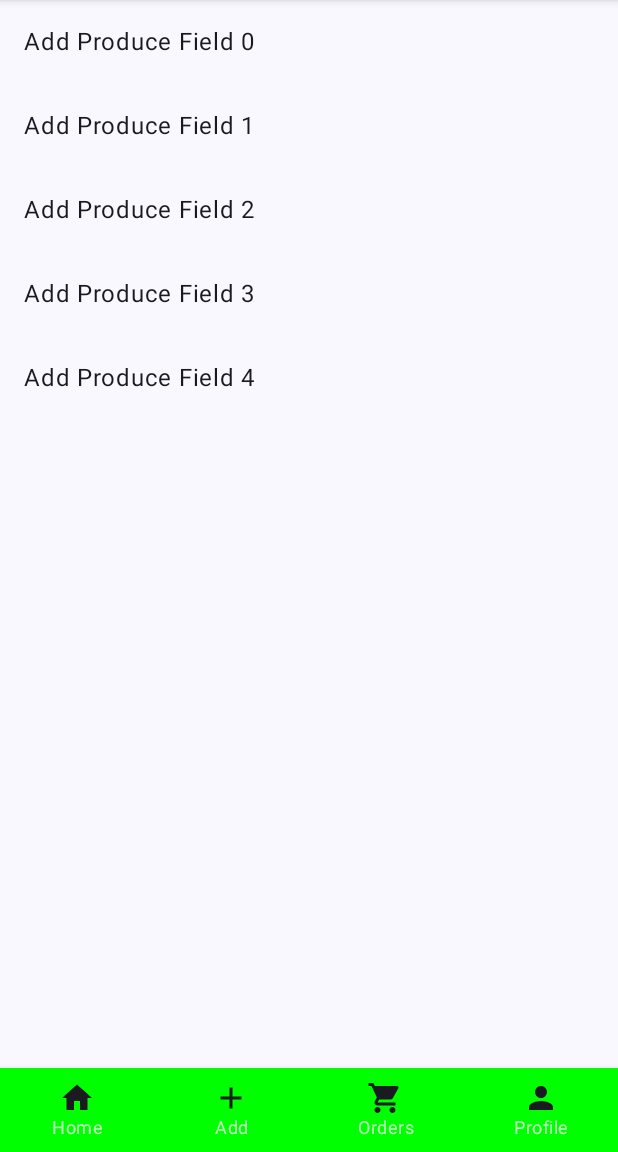
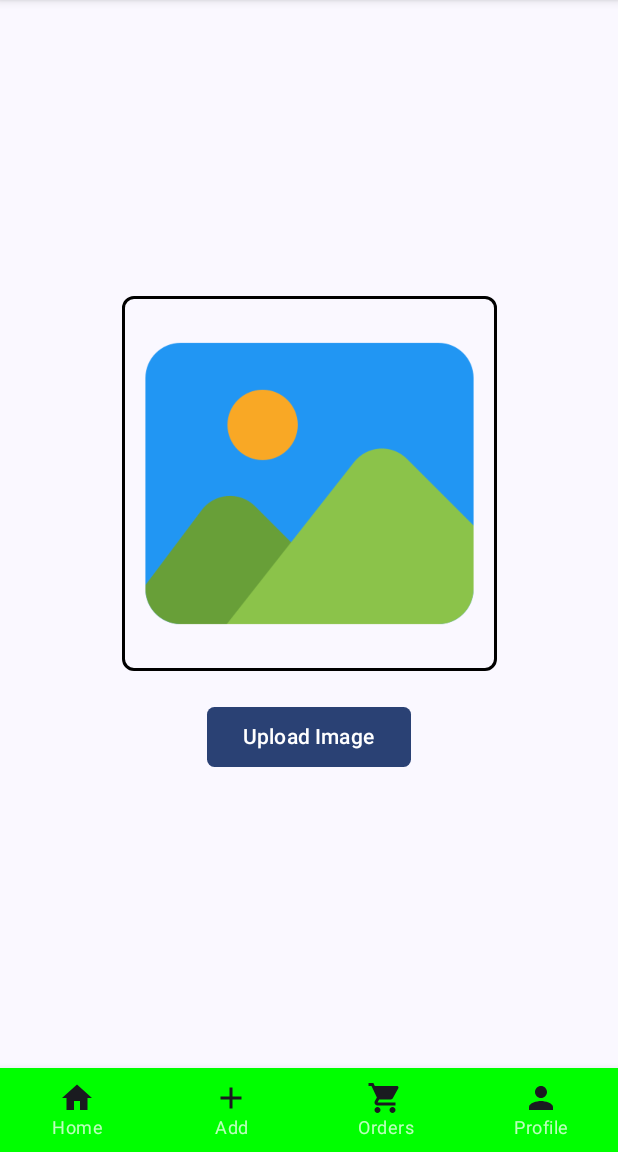
Before and after one commit to Gopal0Gupta/FarmLink, an Android app built with Jetpack Compose: the FarmerScreen screen opened through its navigation route, item 2 of the bottom bar chosen, on a phone screen of 412 x 824 dp, the part 84-1236 px from its top. Run offline under Robolectric (Android 15) with nearby library versions, the phone set to English and light mode, and no system bars; our stand-ins replace Firebase (no records; nobody signed in at launch, a user with empty details on screens opened directly), livedata-compose.

```diff
--- a/app/build.gradle
+++ b/app/build.gradle
@@ -59,6 +59,7 @@ dependencies {
     implementation 'androidx.compose.ui:ui-tooling-preview'
     implementation 'androidx.compose.material3:material3'
     implementation 'com.google.firebase:firebase-auth-ktx:21.1.0'
+    implementation 'com.google.firebase:firebase-storage:20.1.0'
     testImplementation 'junit:junit:4.13.2'
     androidTestImplementation 'androidx.test.ext:junit:1.2.1'
     androidTestImplementation 'androidx.test.espresso:espresso-core:3.6.1'
--- a/app/src/main/java/com/doraemon/farmlink/FarmerScreens/AddProduceScreen.kt
+++ b/app/src/main/java/com/doraemon/farmlink/FarmerScreens/AddProduceScreen.kt
@@ -1,18 +1,110 @@
 package com.doraemon.farmlink.FarmerScreens
 
+import android.content.Context
+import android.net.Uri
+import android.widget.Toast
+import androidx.activity.compose.rememberLauncherForActivityResult
+import androidx.activity.result.contract.ActivityResultContracts
+import androidx.compose.foundation.Image
+import androidx.compose.foundation.border
+import androidx.compose.foundation.clickable
+import androidx.compose.foundation.layout.Arrangement
+import androidx.compose.foundation.layout.Column
+import androidx.compose.foundation.layout.Spacer
+import androidx.compose.foundation.layout.fillMaxSize
+import androidx.compose.foundation.layout.height
 import androidx.compose.foundation.layout.padding
+import androidx.compose.foundation.layout.width
 import androidx.compose.foundation.lazy.LazyColumn
+import androidx.compose.foundation.shape.RoundedCornerShape
+import androidx.compose.material3.Button
+import androidx.compose.material3.MaterialTheme
+import androidx.compose.material3.Surface
 import androidx.compose.material3.Text
 import androidx.compose.runtime.Composable
+import androidx.compose.runtime.getValue
+import androidx.compose.runtime.mutableStateOf
+import androidx.compose.runtime.remember
+import androidx.compose.runtime.setValue
+import androidx.compose.ui.Alignment
 import androidx.compose.ui.Modifier
+import androidx.compose.ui.graphics.Color
+import androidx.compose.ui.graphics.painter.Painter
+import androidx.compose.ui.layout.ContentScale
+import androidx.compose.ui.platform.LocalContext
+import androidx.compose.ui.res.painterResource
 import androidx.compose.ui.unit.dp
+import coil.compose.rememberAsyncImagePainter
+import com.doraemon.farmlink.R
+import com.google.firebase.storage.FirebaseStorage
 
 @Composable
 fun AddProduceScreen() {
-    LazyColumn {
-        items(5) { index ->
-            Text(text = "Add Produce Field $index", modifier = Modifier.padding(16.dp))
+
+    var imageUri by remember{
+        mutableStateOf<Uri?>(null)
+    }
+    val launcher = rememberLauncherForActivityResult(ActivityResultContracts.GetContent()){ uri: Uri? ->
+        imageUri = uri
+    }
+    val context = LocalContext.current
+
+    Surface(
+        modifier = Modifier.fillMaxSize(),
+        color = MaterialTheme.colorScheme.background
+    ) {
+        Column(modifier = Modifier
+            .fillMaxSize()
+            .padding(16.dp),
+            verticalArrangement = Arrangement.Center,
+            horizontalAlignment = Alignment.CenterHorizontally
+        ) {
+            val painter: Painter = if (imageUri != null){
+                rememberAsyncImagePainter(imageUri)
+            }else{
+                painterResource(id = R.drawable.gallery)
+            }
+            Image(
+                painter = painter,
+                contentDescription = null,
+                contentScale = ContentScale.Crop,
+                modifier = Modifier
+                    .height(250.dp)
+                    .width(250.dp)
+                    .border(
+                        width = 2.dp, color = Color.Black, shape = RoundedCornerShape(8.dp)
+                    )
+                    .clickable {
+                        launcher.launch("image/*")
+                    }
+                )
+            Spacer(modifier = Modifier.height(20.dp))
+            Button(onClick = {
+                if (imageUri != null){
+                    imageUri.let { uri ->
+                        uploadImageToFirebase(uri,context)
+                    }
+                }else{
+                    Toast.makeText(context,"Please Upload Image From Gallery",Toast.LENGTH_SHORT).show()
+                }
+            }, shape = RoundedCornerShape(5.dp)) {
+                Text(text = "Upload Image")
+            }
         }
+    }
+}
+
+fun uploadImageToFirebase(uri: Uri?, context: Context) {
+    val storage = FirebaseStorage.getInstance()
+    val storageRefrence = storage.reference
+    val imageRefrence = storageRefrence.child("image/"+uri!!.lastPathSegment)
+
+    val uploadTask = uri.let { imageRefrence.putFile(it) }
+
+    uploadTask.addOnSuccessListener {
+        Toast.makeText(context,"Image Upload Complete",Toast.LENGTH_SHORT).show()
+    }.addOnFailureListener{
+        Toast.makeText(context,"Image Upload Complete",Toast.LENGTH_SHORT).show()
     }
 }
 
```
Also changed, not shown: app/src/main/res/drawable/gallery.png (added).
